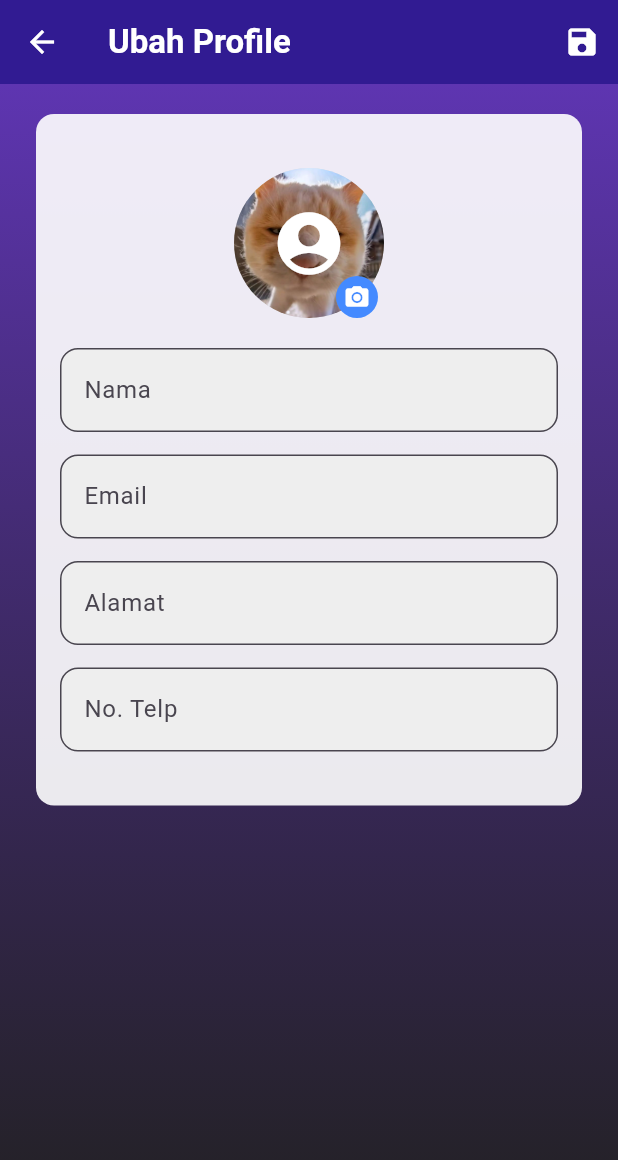
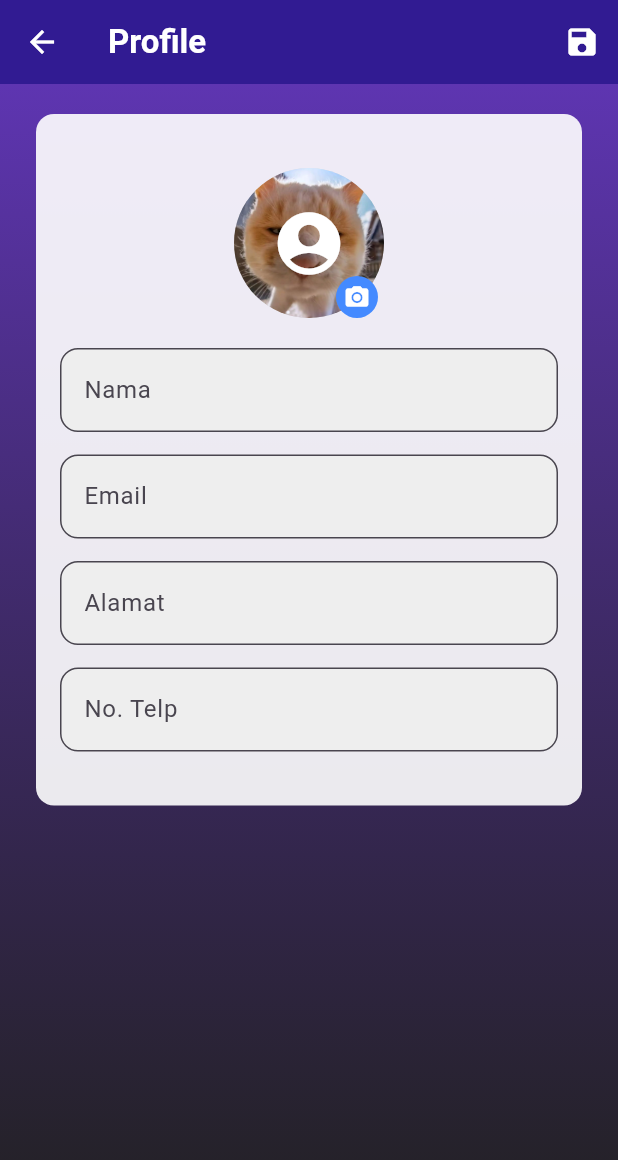
Before and after one commit to AndreSusilo27/UTS-Pemrograman-Mobile-2, a Flutter app: the UbahProfile screen opened directly with empty values, on a phone screen of 412 x 824 dp. Shown: the top 1160 px of the screen. Run offline on Flutter 3.47's test engine with Material 3 defaults, Android fonts, the light colour scheme and no system bars; our stand-ins replace animated_text_kit, flutter_spinkit, google_fonts, image_picker, sqflite; accounts and stored records are empty.

Commit message:
perbaikan nama halaman pada app bar

```diff
--- a/lib/screens/ubahprofile.dart
+++ b/lib/screens/ubahprofile.dart
@@ -134,7 +134,7 @@ class _UbahProfileState extends State<UbahProfile> {
       appBar: AppBar(
         iconTheme: IconThemeData(color: Colors.white),
         title: Text(
-          'Ubah Profile',
+          'Profile',
           style: TextStyle(color: Colors.white, fontWeight: FontWeight.bold),
         ),
         backgroundColor: Colors.deepPurple[900],
```
